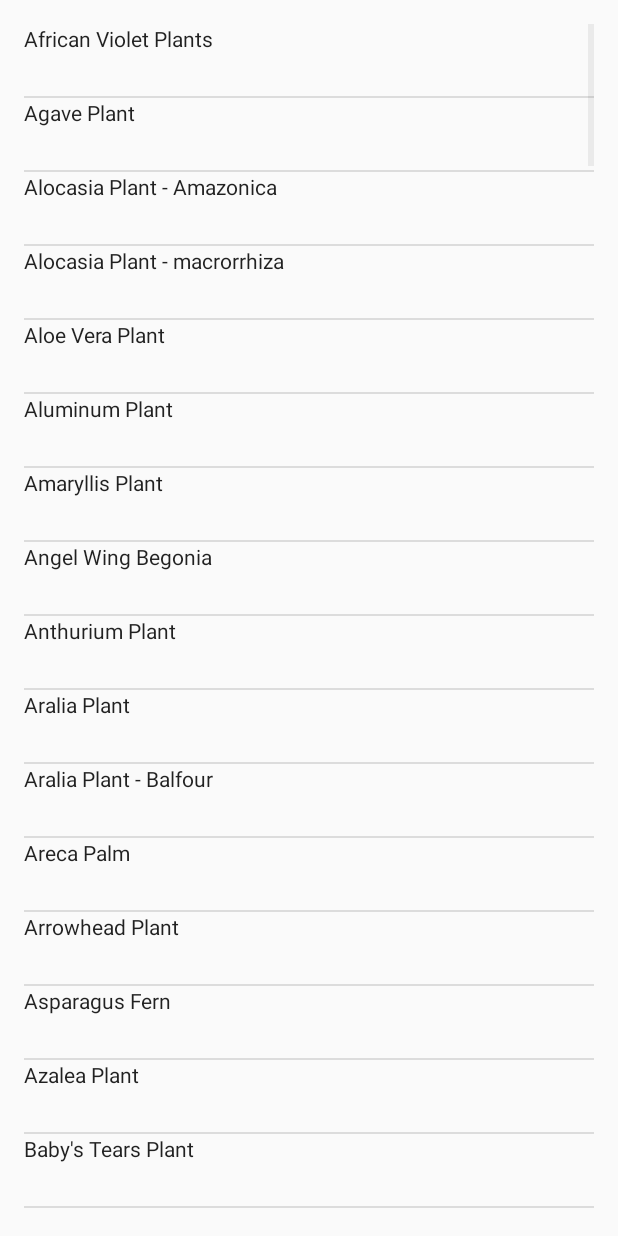
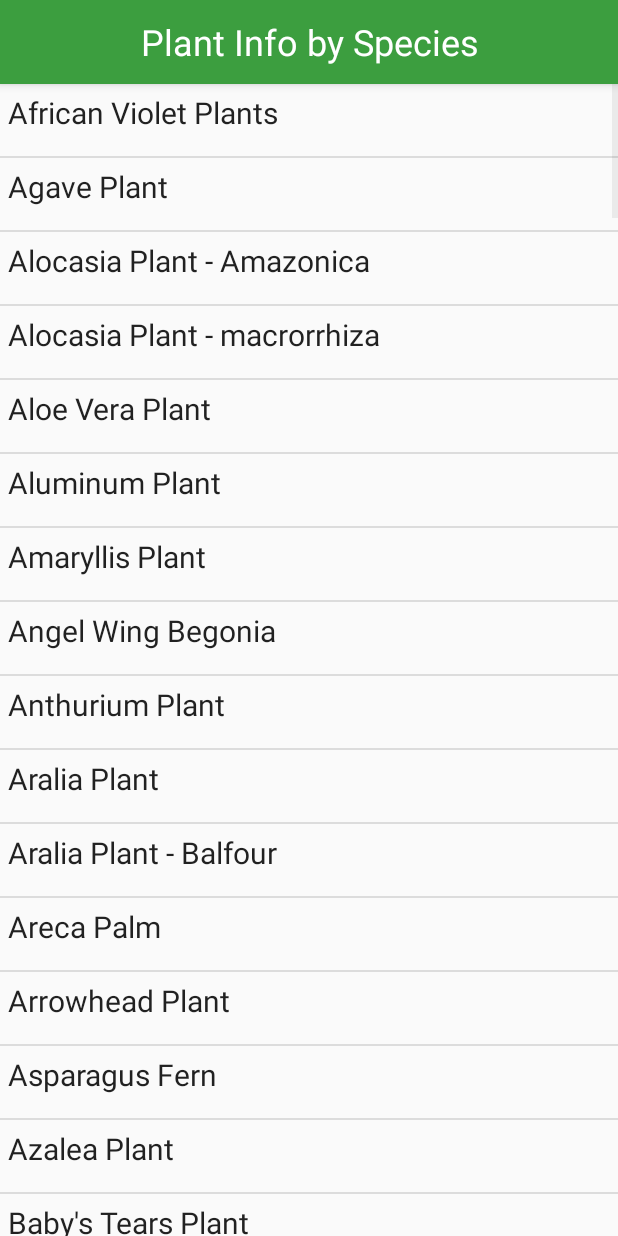
Before and after one commit to Lynx1820/botanist, an Android app: the InfoActivity screen opened directly, with no data from a screen before it, on a phone screen of 412 x 824 dp. Run offline under Robolectric (Android 15) with nearby library versions, the phone set to English and light mode, and no system bars.

Commit message:
Standardized some toolbar appearance

```diff
--- a/app/src/main/AndroidManifest.xml
+++ b/app/src/main/AndroidManifest.xml
@@ -39,7 +39,7 @@
         <activity
             android:name=".MenuActivity"
             android:label="Main Menu"
-            android:theme="@style/AppTheme.NoActionBar" />
+            />
         <activity
             android:name=".AboutActivity"
             android:label="@string/title_activity_about"
@@ -55,7 +55,7 @@
         <activity
             android:name=".InteractiveUserPlantActivity"
             android:label="@string/title_activity_interactive_user_plant"
-            android:theme="@style/AppTheme.NoActionBar"></activity>
+            android:theme="@style/AppTheme.NoActionBar" />
     </application>
 
 </manifest>
--- a/app/src/main/res/layout/activity_info.xml
+++ b/app/src/main/res/layout/activity_info.xml
@@ -1,22 +1,45 @@
 <?xml version="1.0" encoding="utf-8"?>
-<RelativeLayout xmlns:android="http://schemas.android.com/apk/res/android"
-    xmlns:app="http://schemas.android.com/apk/res-auto"
+
+<android.support.design.widget.CoordinatorLayout xmlns:android="http://schemas.android.com/apk/res/android"
     xmlns:tools="http://schemas.android.com/tools"
     android:id="@+id/activity_info"
     android:layout_width="match_parent"
     android:layout_height="match_parent"
-    android:paddingBottom="@dimen/activity_vertical_margin"
-    android:paddingLeft="@dimen/activity_horizontal_margin"
-    android:paddingRight="@dimen/activity_horizontal_margin"
-    android:paddingTop="@dimen/activity_vertical_margin"
     tools:context="project.cis350.upenn.edu.botanist_project.InfoActivity">
 
-    <ListView
+    <LinearLayout
         android:layout_width="match_parent"
         android:layout_height="match_parent"
-        android:layout_alignParentLeft="true"
-        android:layout_alignParentStart="true"
-        android:layout_alignParentTop="true"
-        android:id="@+id/infoList" />
+        android:orientation="vertical">
 
-</RelativeLayout>
+        <android.support.design.widget.AppBarLayout
+            android:layout_width="match_parent"
+            android:layout_height="56dp"
+            android:theme="@style/AppTheme.AppBarOverlay">
+
+            <TextView
+                android:id="@+id/textView3"
+                android:layout_width="wrap_content"
+                android:layout_height="match_parent"
+                android:layout_gravity="center"
+                android:layout_weight="0.09"
+                android:gravity="center"
+                android:text="Plant Info by Species"
+                android:textAppearance="@style/TextAppearance.AppCompat.Headline" />
+
+        </android.support.design.widget.AppBarLayout>
+
+        <ListView
+            android:id="@+id/infoList"
+            android:layout_width="match_parent"
+            android:layout_height="match_parent"
+            tools:layout_conversion_absoluteHeight="535dp"
+            tools:layout_conversion_absoluteWidth="352dp"
+            tools:layout_conversion_absoluteX="16dp"
+            tools:layout_conversion_absoluteY="16dp"
+            tools:layout_editor_absoluteX="8dp"
+            tools:layout_editor_absoluteY="8dp" />
+
+    </LinearLayout>
+
+</android.support.design.widget.CoordinatorLayout>
--- a/app/src/main/res/layout/activity_menu.xml
+++ b/app/src/main/res/layout/activity_menu.xml
@@ -12,6 +12,7 @@
     tools:context="project.cis350.upenn.edu.botanist_project.MenuActivity"
     android:weightSum="1"
     android:layout_height="match_parent">
+
     <TextView
         android:id="@+id/myTextView"
         android:scaleType="fitCenter"
@@ -87,6 +88,7 @@
             android:background="@android:color/transparent"
             android:onClick="onLogoutButtonClick"
             app:srcCompat="@drawable/door" />
+
     </LinearLayout>
 
 </LinearLayout>
--- a/app/src/main/res/layout/activity_plant_info.xml
+++ b/app/src/main/res/layout/activity_plant_info.xml
@@ -1,5 +1,6 @@
 <?xml version="1.0" encoding="utf-8"?>
-<RelativeLayout xmlns:android="http://schemas.android.com/apk/res/android"
+<RelativeLayout
+    xmlns:android="http://schemas.android.com/apk/res/android"
     xmlns:tools="http://schemas.android.com/tools"
     android:id="@+id/activity_plant_info"
     android:layout_width="match_parent"
--- a/app/src/main/res/layout/plantinfo_item.xml
+++ b/app/src/main/res/layout/plantinfo_item.xml
@@ -1,7 +1,5 @@
 <?xml version="1.0" encoding="utf-8"?>
 <Button xmlns:android="http://schemas.android.com/apk/res/android"
-    xmlns:app="http://schemas.android.com/apk/res-auto"
-    xmlns:tools="http://schemas.android.com/tools"
     android:text="Button"
     android:layout_width="match_parent"
     android:layout_height="wrap_content"
@@ -9,7 +7,9 @@
     android:layout_alignParentTop="true"
     android:layout_centerHorizontal="true"
     android:textAppearance="@style/TextAppearance.AppCompat.Body1"
-    android:textSize="14sp"
+    android:textSize="20sp"
+    android:paddingTop="5dp"
+    android:paddingLeft="5dp"
     android:background="@android:color/transparent"
     android:gravity="start"
     android:textAlignment="viewStart" />
--- a/app/src/main/res/values/strings.xml
+++ b/app/src/main/res/values/strings.xml
@@ -1,11 +1,11 @@
 <resources>
-    <string name="app_name">Plant Manager</string>
+    <string name="app_name">Botanist</string>
     <string name="action_settings">Settings</string>
     <string name="title_activity_plant">PlantActivity</string>
     <string name="title_activity_about">AboutActivity</string>
     <string name="about_title">About:</string>
     <string name="about_text">Botanist is a useful application to help you take
-    care of your plants! Use the "My Plants" option to add plants to track and see all your
+    care of your plants! Use the &quot;My Plants&quot; option to add plants to track and see all your
     current plants.
     \n\n
     This application was created for a CIS 350 project by John Bartlett, Keren De Jesus,
```
Also changed, not shown: app/src/main/java/project/cis350/upenn/edu/botanist_project/AboutActivity.java (+0 -8 lines), app/src/main/res/layout/activity_about.xml (+9 -8 lines), app/src/main/res/layout/activity_interactive_user_plant.xml (+17 -0 lines), app/src/main/res/layout/activity_plant.xml (+5 -4 lines), app/src/main/res/layout/content_about.xml (+0 -11 lines).
